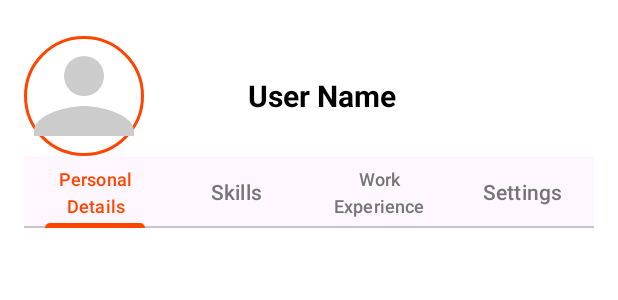
After one commit to Ojasveer955/SideHustle, an Android app: the layout activity_profile.xml on its own in the app's theme, with its tools: preview values and no code run, on a phone screen of 412 x 824 dp. The commit adds this screen. Shown: the top 300 px of the screen. Run offline under Robolectric (Android 15) with nearby library versions, the phone set to English and light mode, and no system bars.

Commit message:
Added UI for profile page.
Needs improvement.

```diff
--- /dev/null
+++ b/app/src/main/res/drawable/ic_profile_placeholder.xml
@@ -0,0 +1,9 @@
+<vector xmlns:android="http://schemas.android.com/apk/res/android"
+    android:width="80dp"
+    android:height="80dp"
+    android:viewportWidth="24"
+    android:viewportHeight="24">
+    <path
+        android:fillColor="#CCCCCC"
+        android:pathData="M12,12a4,4 0,1 0,-4 -4 4,4 0,0 0,4 4zm0,2c-3.3,0 -10,1.7 -10,5v1h20v-1c0,-3.3 -6.7,-5 -10,-5z" />
+</vector>
--- /dev/null
+++ b/app/src/main/res/drawable/profile_picture_border.xml
@@ -0,0 +1,5 @@
+<shape xmlns:android="http://schemas.android.com/apk/res/android"
+    android:shape="oval">
+    <solid android:color="@android:color/white" />
+    <stroke android:width="2dp" android:color="@color/primaryColor" />
+</shape>
--- /dev/null
+++ b/app/src/main/res/layout/activity_profile.xml
@@ -0,0 +1,99 @@
+<?xml version="1.0" encoding="utf-8"?>
+<androidx.coordinatorlayout.widget.CoordinatorLayout xmlns:android="http://schemas.android.com/apk/res/android"
+    xmlns:app="http://schemas.android.com/apk/res-auto"
+    xmlns:tools="http://schemas.android.com/tools"
+    android:layout_width="match_parent"
+    android:layout_height="match_parent"
+    android:background="@android:color/white">
+
+    <com.google.android.material.appbar.AppBarLayout
+        android:id="@+id/appbar"
+        android:layout_width="match_parent"
+        android:layout_height="wrap_content"
+        android:background="@android:color/white"
+        android:elevation="0dp">
+
+        <androidx.constraintlayout.widget.ConstraintLayout
+            android:layout_width="match_parent"
+            android:layout_height="wrap_content"
+            android:paddingHorizontal="16dp"
+            android:paddingTop="24dp"
+            android:paddingBottom="16dp">
+
+            <!-- Profile Picture -->
+            <ImageView
+                android:id="@+id/profile_picture"
+                android:layout_width="80dp"
+                android:layout_height="80dp"
+                android:src="@drawable/ic_profile_placeholder"
+                android:contentDescription="@string/profile_picture"
+                android:scaleType="centerCrop"
+                android:background="@drawable/profile_picture_border"
+                app:layout_constraintTop_toTopOf="parent"
+                app:layout_constraintStart_toStartOf="parent"/>
+
+            <!-- User Name -->
+
+            <!-- Tabs Layout -->
+
+            <TextView
+                android:id="@+id/user_name"
+                android:layout_width="205dp"
+                android:layout_height="30dp"
+                android:marginStart="16dp"
+                android:text="@string/profile_name"
+                android:textColor="@color/black"
+                android:textSize="20sp"
+                android:textStyle="bold"
+                app:layout_constraintBottom_toBottomOf="@id/profile_picture"
+                app:layout_constraintEnd_toEndOf="parent"
+                app:layout_constraintHorizontal_bias="0.734"
+                app:layout_constraintStart_toEndOf="@id/profile_picture"
+                app:layout_constraintTop_toTopOf="@id/profile_picture"
+                app:layout_constraintVertical_bias="0.52" />
+
+            <com.google.android.material.tabs.TabLayout
+                android:id="@+id/profile_tabs"
+                android:layout_width="match_parent"
+                android:layout_height="wrap_content"
+                app:tabIndicatorColor="@color/primaryColor"
+                app:tabSelectedTextColor="@color/primaryColor"
+                app:tabTextColor="@color/gray"
+                app:layout_constraintTop_toBottomOf="@id/profile_picture"
+                app:layout_constraintStart_toStartOf="parent"
+                app:layout_constraintEnd_toEndOf="parent"
+                android:marginTop="16dp">
+
+                <com.google.android.material.tabs.TabItem
+                    android:id="@+id/tab_personal_details"
+                    android:text="@string/personal_details"/>
+
+                <com.google.android.material.tabs.TabItem
+                    android:id="@+id/tab_skills"
+                    android:text="@string/skills"/>
+
+                <com.google.android.material.tabs.TabItem
+                    android:id="@+id/tab_experience"
+                    android:text="@string/work_experience"/>
+
+                <com.google.android.material.tabs.TabItem
+                    android:id="@+id/tab_settings"
+                    android:text="@string/settings"/>
+
+            </com.google.android.material.tabs.TabLayout>
+
+        </androidx.constraintlayout.widget.ConstraintLayout>
+
+    </com.google.android.material.appbar.AppBarLayout>
+
+    <!-- ViewPager to hold tab content -->
+    <androidx.viewpager2.widget.ViewPager2
+        android:id="@+id/viewpager"
+        android:layout_width="match_parent"
+        android:layout_height="0dp"
+        app:layout_constraintTop_toBottomOf="@id/profile_tabs"
+        app:layout_constraintStart_toStartOf="parent"
+        app:layout_constraintEnd_toEndOf="parent"
+        app:layout_constraintBottom_toBottomOf="parent"/>
+
+</androidx.coordinatorlayout.widget.CoordinatorLayout>
--- a/app/src/main/res/values/colors.xml
+++ b/app/src/main/res/values/colors.xml
@@ -3,4 +3,5 @@
     <color name="black">#FF000000</color>
     <color name="white">#FFFFFFFF</color>
     <color name="primaryColor">#FF4500</color>
+    <color name="gray">#757575</color>
 </resources>
--- a/app/src/main/res/values/strings.xml
+++ b/app/src/main/res/values/strings.xml
@@ -19,4 +19,10 @@
     <string name="favorites">Favorites</string>
     <string name="profile">Profile</string>
     <string name="splash_catchphrase">Find flexible jobs that fit your schedule and skills. Start earning on your terms today!</string>
+    <string name="profile_picture">Profile Picture</string>
+    <string name="personal_details">Personal Details</string>
+    <string name="skills">Skills</string>
+    <string name="work_experience">Work Experience</string>
+    <string name="settings">Settings</string>
+    <string name="profile_name">User Name</string>
 </resources>
```
